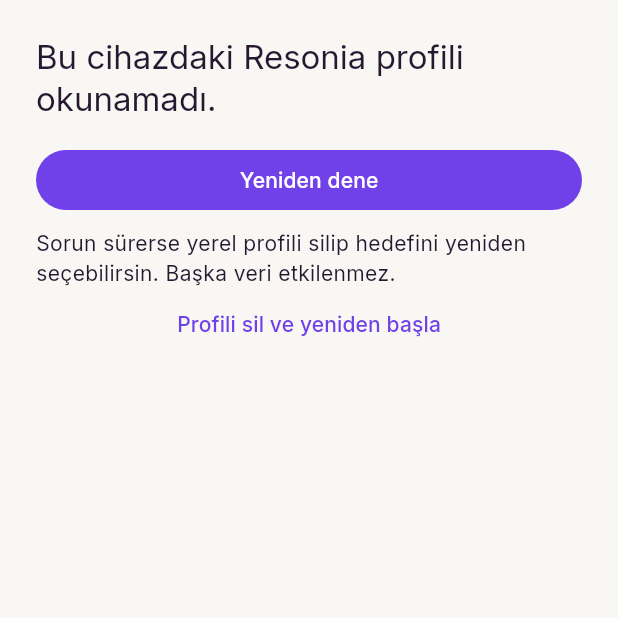
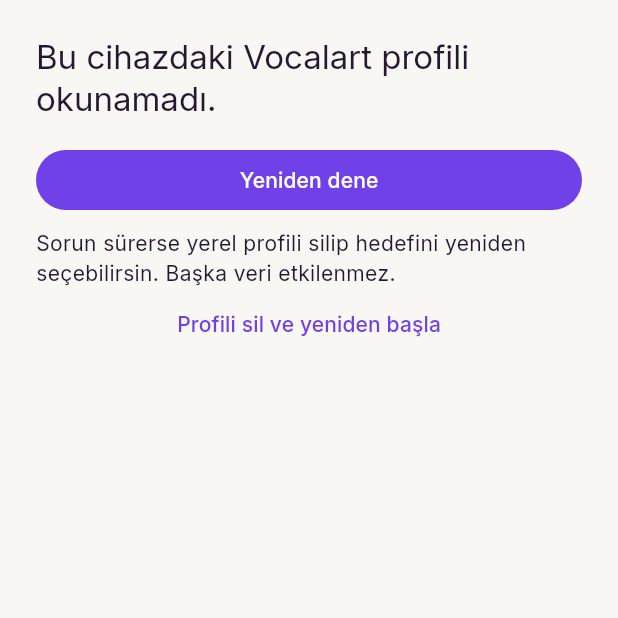
Before and after one commit to mennansevim/harmonia, a Flutter app: the _StartupError screen opened directly with empty values, on a phone screen of 412 x 824 dp, the top half of it. Run offline on Flutter 3.47's test engine with Material 3 defaults, Android fonts, the phone set to English and light mode, and no system bars; our stand-ins replace file_picker, flutter_local_notifications, flutter_timezone, just_audio, lucide_icons_flutter, open_filex and 3 more; missing offline and left inert: audio_session, record; accounts and stored records are empty; statements that could not run were skipped.

Commit message:
feat: görünen ad ve uygulama kimliği Vocalart (NAME-01, NAME-02)
Kullanıcıya görünen ad her yerde Vocalart oldu: iOS ana ekran adı ve
mikrofon izni metni, Android etiketi, ekran metinleri; Türkçe ekler
ünsüzle biten ada göre düzeltildi. Uygulama kimliği iOS ve Android'de
com.mennansevim.vocalart oldu, MainActivity paketi taşındı.

Xcode 27.0 lipo, Flutter 3.44.4'ün simülatör mimari kontrolünü
reddettiği için simülatör derlemesi yalnız arm64'e sabitlendi.

Simülatör ve imzasız cihaz derlemesi geçti; Android derlenmedi. Paket,
sınıf adları, RESONIA_CHANNEL ve .resonia dosyaları değişmedi.

Co-Authored-By: Claude Opus 5.5 <noreply@anthropic.com>

```diff
--- a/lib/app/resonia_app.dart
+++ b/lib/app/resonia_app.dart
@@ -133,7 +133,7 @@ class _ResoniaAppState extends State<ResoniaApp> {
   );
 
   Widget _app() => MaterialApp(
-    title: 'Resonia',
+    title: 'Vocalart',
     navigatorKey: _navigator,
     theme: ResoniaTheme.light(),
     darkTheme: ResoniaTheme.dark(),
@@ -185,7 +185,7 @@ class _StartupError extends StatelessWidget {
             liveRegion: true,
             child: Text(
               failure == ProfileStorageFailure.corrupt
-                  ? 'Bu cihazdaki Resonia profili okunamadı.'
+                  ? 'Bu cihazdaki Vocalart profili okunamadı.'
                   : 'Cihaz depolamasına şu an erişilemedi.',
               key: const Key('startup_error'),
               style: Theme.of(context).textTheme.titleLarge,
--- a/lib/choir/app/choir_text.dart
+++ b/lib/choir/app/choir_text.dart
@@ -63,8 +63,8 @@ class CT {
 
   String bundleProblem(BundleProblem p) => switch (p) {
     BundleProblem.notABundle => _(
-      'Bu bir Resonia koro dosyası değil.',
-      'This is not a Resonia choir file.',
+      'Bu bir Vocalart koro dosyası değil.',
+      'This is not a Vocalart choir file.',
     ),
     BundleProblem.tooLarge => _('Dosya çok büyük.', 'This file is too large.'),
     BundleProblem.damaged => _(
--- a/lib/features/audio_lab/audio_lab_screen.dart
+++ b/lib/features/audio_lab/audio_lab_screen.dart
@@ -208,7 +208,7 @@ class _AudioLabScreenState extends State<AudioLabScreen>
               ),
               SizedBox(height: ResoniaSpacing.sm),
               Text(
-                'İsteğe bağlı analiz deneysel frekans kanıtıdır; nota doğruluğu veya öğrenci başarı puanı değildir. İzin reddedilirse telefon ayarlarından Resonia’nın mikrofon iznini kontrol edebilirsin. İzin tekrar otomatik istenmez. Bluetooth ve kulaklık davranışı cihaz testini bekliyor.',
+                'İsteğe bağlı analiz deneysel frekans kanıtıdır; nota doğruluğu veya öğrenci başarı puanı değildir. İzin reddedilirse telefon ayarlarından Vocalart’ın mikrofon iznini kontrol edebilirsin. İzin tekrar otomatik istenmez. Bluetooth ve kulaklık davranışı cihaz testini bekliyor.',
               ),
             ],
           ),
--- a/lib/features/common/ui/microphone_permission_recovery_card.dart
+++ b/lib/features/common/ui/microphone_permission_recovery_card.dart
@@ -45,8 +45,8 @@ class _MicrophonePermissionRecoveryCardState
     setState(() {
       _opening = false;
       _status = opened
-          ? 'Ayarlardan mikrofonu açtıktan sonra Resonia’ya dönüp yeniden dene.'
-          : 'Telefon ayarları açılamadı. Ayarlar > Resonia > Mikrofon yolunu kullanabilirsin.';
+          ? 'Ayarlardan mikrofonu açtıktan sonra Vocalart’a dönüp yeniden dene.'
+          : 'Telefon ayarları açılamadı. Ayarlar > Vocalart > Mikrofon yolunu kullanabilirsin.';
     });
   }
 
@@ -64,7 +64,7 @@ class _MicrophonePermissionRecoveryCardState
           ),
           const SizedBox(height: ResoniaSpacing.xs),
           const Text(
-            'İzin penceresi yeniden görünmüyorsa mikrofonu telefon ayarlarından açabilirsin. Resonia izni kendiliğinden değiştiremez.',
+            'İzin penceresi yeniden görünmüyorsa mikrofonu telefon ayarlarından açabilirsin. Vocalart izni kendiliğinden değiştiremez.',
           ),
           const SizedBox(height: ResoniaSpacing.sm),
           ChunkyButton(
--- a/lib/features/home/home_screen.dart
+++ b/lib/features/home/home_screen.dart
@@ -816,7 +816,7 @@ class _BetaSheet extends StatelessWidget {
         child: Column(
           crossAxisAlignment: CrossAxisAlignment.start,
           children: [
-            Text('Resonia beta', style: text.titleLarge),
+            Text('Vocalart beta', style: text.titleLarge),
             const SizedBox(height: ResoniaSpacing.md),
             row(
               Icons.edit_note_rounded,
--- a/lib/features/melody/melody_session_screen.dart
+++ b/lib/features/melody/melody_session_screen.dart
@@ -326,7 +326,7 @@ String _retry(SessionRetryReason reason) => switch (reason) {
   SessionRetryReason.calibrationRequired =>
     'Önce ortamı ölç. Çıkış değiştiyse yeniden ölçmek gerekir.',
   SessionRetryReason.permissionDenied =>
-    'Mikrofon izni verilmedi. Telefon ayarlarından Resonia mikrofon iznini açabilir veya geri dönebilirsin.',
+    'Mikrofon izni verilmedi. Telefon ayarlarından Vocalart mikrofon iznini açabilir veya geri dönebilirsin.',
   SessionRetryReason.routeUnsupported =>
     'Bu ses çıkışı desteklenmiyor. Kablolu kulaklıkla tekrar dene.',
   SessionRetryReason.interrupted =>
--- a/lib/features/onboarding/goal_selection_screen.dart
+++ b/lib/features/onboarding/goal_selection_screen.dart
@@ -57,7 +57,7 @@ class GoalSelectionScreen extends StatelessWidget {
             const _BrandMark(),
             const SizedBox(height: ResoniaSpacing.lg),
             Text(
-              'Resonia',
+              'Vocalart',
               style: text.labelLarge?.copyWith(color: scheme.primary),
             ),
             Text('Ne için çalışıyorsun?', style: text.headlineMedium),
--- a/lib/features/settings/data_transfer_screen.dart
+++ b/lib/features/settings/data_transfer_screen.dart
@@ -134,7 +134,7 @@ class _DataTransferScreenState extends State<DataTransferScreen> {
 
   static String _reason(String r) => switch (r) {
     'too_large' => 'Metin çok büyük (4 MB sınırı).',
-    'not_json' || 'not_object' => 'Bu bir Resonia dışa aktarma metni değil.',
+    'not_json' || 'not_object' => 'Bu bir Vocalart dışa aktarma metni değil.',
     'version' || 'keys' =>
       'Desteklenmeyen dışa aktarma sürümü veya biçimi. Hiçbir şey eklenmedi.',
     _ => 'Metin bozuk veya eksik. Hiçbir şey eklenmedi.',
--- a/lib/features/settings/reminder_settings_card.dart
+++ b/lib/features/settings/reminder_settings_card.dart
@@ -93,8 +93,8 @@ class _ReminderSettingsCardState extends State<ReminderSettingsCard> {
     setState(() {
       _updating = false;
       _message = opened
-          ? 'Bildirim ayarları açıldı. İzni değiştirdikten sonra Resonia’ya dön.'
-          : 'Bildirim ayarları açılamadı. Telefon ayarlarından Resonia bildirimlerini açabilirsin.';
+          ? 'Bildirim ayarları açıldı. İzni değiştirdikten sonra Vocalart’a dön.'
+          : 'Bildirim ayarları açılamadı. Telefon ayarlarından Vocalart bildirimlerini açabilirsin.';
     });
   }
 
@@ -137,7 +137,7 @@ class _ReminderSettingsCardState extends State<ReminderSettingsCard> {
               const Text('Hatırlatma durumu okunuyor…')
             else if (unavailable) ...[
               const Text(
-                'Bu sürümde cihaz bildirimi henüz bağlı değil. Resonia izin istemez ve hatırlatma kurmaz.',
+                'Bu sürümde cihaz bildirimi henüz bağlı değil. Vocalart izin istemez ve hatırlatma kurmaz.',
                 key: Key('reminder_unavailable'),
               ),
               const SizedBox(height: ResoniaSpacing.sm),
--- a/lib/features/settings/settings_screen.dart
+++ b/lib/features/settings/settings_screen.dart
@@ -216,7 +216,7 @@ class _SettingsScreenState extends State<SettingsScreen> {
                   title: Text('İzin ve kulaklık rehberi'),
                   children: [
                     Text(
-                      'İzin vermediysen telefonun Ayarlar > Resonia > Mikrofon bölümünden açabilirsin. İzin vermeden de referansları dinleyebilir ve önizlemeleri görebilirsin.',
+                      'İzin vermediysen telefonun Ayarlar > Vocalart > Mikrofon bölümünden açabilirsin. İzin vermeden de referansları dinleyebilir ve önizlemeleri görebilirsin.',
                     ),
                     SizedBox(height: ResoniaSpacing.sm),
                     Text(
@@ -375,7 +375,7 @@ class _SettingsScreenState extends State<SettingsScreen> {
                 ),
               section('Hakkında', [
                 Text(
-                  'Resonia ${channel.label.toLowerCase()}dür. Ses değerlendirmesi deterministik ölçümle yapılır; yapay zekâ puan vermez. Sınav kazanma garantisi verilmez.',
+                  'Vocalart ${channel.label.toLowerCase()}dür. Ses değerlendirmesi deterministik ölçümle yapılır; yapay zekâ puan vermez. Sınav kazanma garantisi verilmez.',
                   key: const Key('about_channel'),
                 ),
               ]),
--- a/lib/features/single_tone_session/single_tone_session_screen.dart
+++ b/lib/features/single_tone_session/single_tone_session_screen.dart
@@ -261,7 +261,7 @@ String _retryText(
   SessionRetryReason.calibrationRequired =>
     'Önce ortamı ölç. Çıkış (kulaklık/hoparlör) değiştiyse veya ölçüm eskidiyse yeniden ölçmek gerekir.',
   SessionRetryReason.permissionDenied =>
-    'Mikrofon izni yok. Telefon ayarlarından Resonia için mikrofonu açabilirsin; referansı dinlemek için izin gerekmez.',
+    'Mikrofon izni yok. Telefon ayarlarından Vocalart için mikrofonu açabilirsin; referansı dinlemek için izin gerekmez.',
   SessionRetryReason.routeUnsupported =>
     'Bu ses çıkışıyla bu çalışma yapılamıyor. Kablolu kulaklık dene.',
   SessionRetryReason.interrupted =>
--- a/lib/trainer/app/trainer_app.dart
+++ b/lib/trainer/app/trainer_app.dart
@@ -115,7 +115,7 @@ class _TrainerAppState extends State<TrainerApp> {
       child: ChoirScope.live(
         store: _choir,
         child: MaterialApp(
-          title: 'Resonia',
+          title: 'Vocalart',
           debugShowCheckedModeBanner: false,
           navigatorKey: _navigator,
           theme: trainerTheme(),
--- a/lib/trainer/koro/range_test.dart
+++ b/lib/trainer/koro/range_test.dart
@@ -244,7 +244,7 @@ class _RangeTestScreenState extends State<RangeTestScreen> {
           icon: Ic.mic,
           title: 'Ses aralığını bul',
           body:
-              'Önce en pes, sonra en tiz rahat sesini "aa" ile 3 saniye tut. Resonia\'nın ses tespit çekirdeği her kaydın temsilî perdesini ölçer.\n\nKayıtlar cihazdan çıkmaz ve analizden sonra silinir. Sonuç deneyseldir; ses tipini bir eğitmen ya da koro şefi belirler.',
+              'Önce en pes, sonra en tiz rahat sesini "aa" ile 3 saniye tut. Vocalart\'ın ses tespit çekirdeği her kaydın temsilî perdesini ölçer.\n\nKayıtlar cihazdan çıkmaz ve analizden sonra silinir. Sonuç deneyseldir; ses tipini bir eğitmen ya da koro şefi belirler.',
           button: 'Başla',
           onPressed: _start,
         );
@@ -253,7 +253,7 @@ class _RangeTestScreenState extends State<RangeTestScreen> {
           icon: Ic.lock,
           title: 'Mikrofon izni gerekli',
           body:
-              'Ses aralığını ölçmek için mikrofon izni ver. iOS Ayarlar > Resonia > Mikrofon\'dan açabilirsin.',
+              'Ses aralığını ölçmek için mikrofon izni ver. iOS Ayarlar > Vocalart > Mikrofon\'dan açabilirsin.',
           button: 'Tekrar dene',
           onPressed: _start,
         );
--- a/lib/trainer/onboarding/onboarding_flow.dart
+++ b/lib/trainer/onboarding/onboarding_flow.dart
@@ -7,7 +7,7 @@ import '../home/daily_route.dart';
 import '../settings/settings_tab.dart';
 import '../ui/kit.dart';
 
-/// Resonia's short first run: how you use Resonia, your vocal range
+/// Vocalart's short first run: how you use Vocalart, your vocal range
 /// (optional), what to train and how often. Personal practice is the same
 /// for every role; the choir module is separate (ADR-035). The current step is persisted so a killed app resumes there.
 class OnboardingFlow extends StatefulWidget {
@@ -100,7 +100,7 @@ class _OnboardingFlowState extends State<OnboardingFlow> {
     return switch (_step) {
       Ob.welcome => _Welcome(onStart: _next),
       Ob.role => _choices(
-        'Resonia\'yı nasıl kullanacaksın?',
+        'Vocalart\'ı nasıl kullanacaksın?',
         'Ses, nefes ve kulak çalışması herkes için aynı. '
             'Koro ödevleri ayrı bir sekmede açılır.',
         [
--- a/lib/trainer/settings/settings_tab.dart
+++ b/lib/trainer/settings/settings_tab.dart
@@ -85,7 +85,7 @@ class SettingsTab extends StatelessWidget {
                           children: [
                             Text(
                               store.part == null
-                                  ? 'Resonia'
+                                  ? 'Vocalart'
                                   : 'Çalışma aralığı: ${store.part!.title}',
                               style: TT.title,
                             ),
@@ -260,7 +260,7 @@ class SettingsTab extends StatelessWidget {
                     onTap: () => _info(
                       context,
                       'Kullanım koşulları',
-                      'Resonia beta sürümündedir. İçerik taslaktır, eğitimci onayından geçmemiştir ve sınav başarısı garantisi vermez.',
+                      'Vocalart beta sürümündedir. İçerik taslaktır, eğitimci onayından geçmemiştir ve sınav başarısı garantisi vermez.',
                     ),
                   ),
                   _Item(
```
Also changed, not shown: 12 other files.
